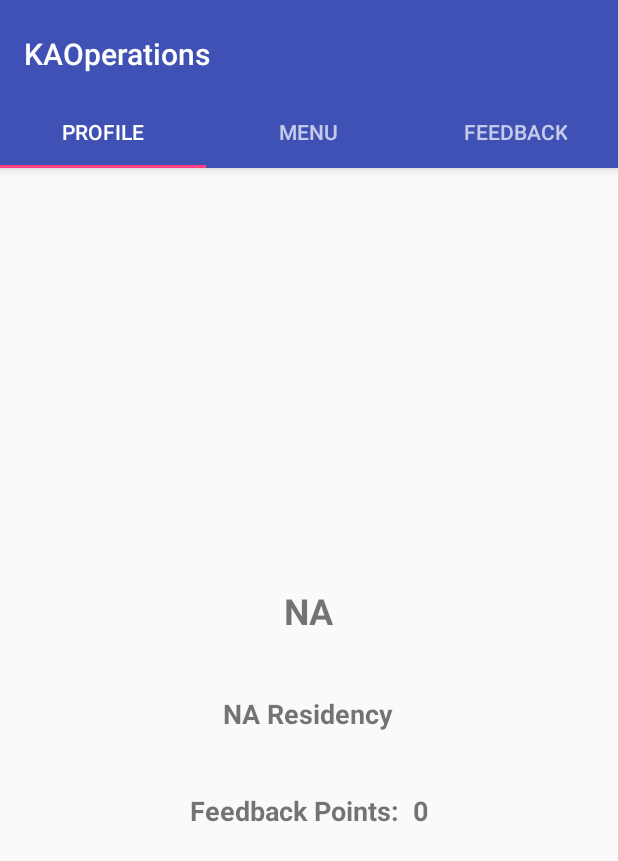
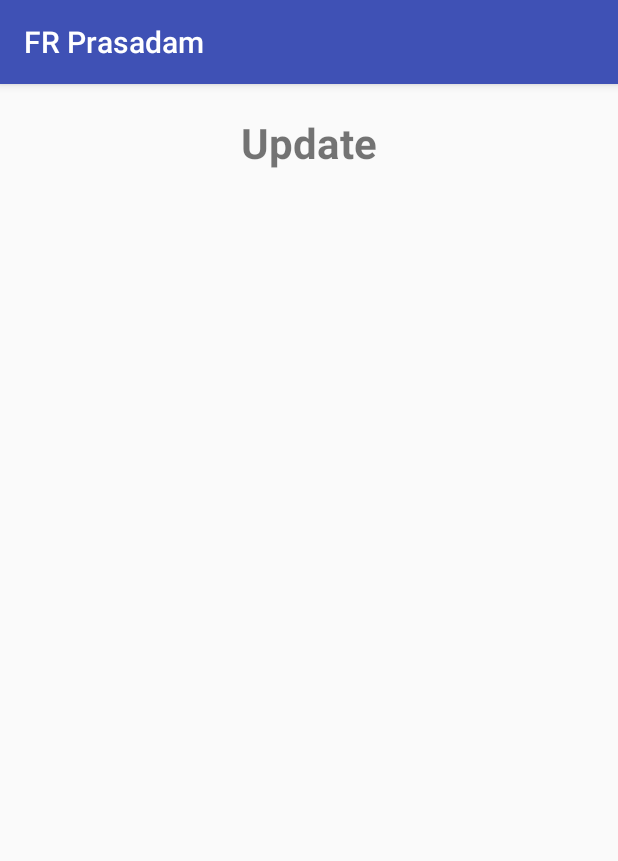
Before and after one commit to dilipkumarvignesh/KAOperations, an Android app: the screen it shows after launch (tabbedMain before the commit, DisplayNotificationActivity after it), on a phone screen of 412 x 824 dp. Shown: the top 861 px of the screen. Run offline under Robolectric (Android 15) with nearby library versions, the phone set to English and light mode, and no system bars; our stand-ins replace Firebase (no records; nobody signed in at launch, a user with empty details on screens opened directly); libraries missing offline, so code that uses them is left out: com.firebase.ui; 1 statement that could not run was skipped.

Commit message:
Notification updated

```diff
--- a/app/src/main/java/iskconbangalore/org/kaoperations/DisplayNotificationActivity.java
+++ b/app/src/main/java/iskconbangalore/org/kaoperations/DisplayNotificationActivity.java
@@ -1,7 +1,9 @@
 package iskconbangalore.org.kaoperations;
 
+import android.content.Intent;
+import android.os.Bundle;
 import android.support.v7.app.AppCompatActivity;
-import android.os.Bundle;
+import android.widget.TextView;
 
 public class DisplayNotificationActivity extends AppCompatActivity {
 
@@ -9,5 +11,18 @@ public class DisplayNotificationActivity extends AppCompatActivity {
     protected void onCreate(Bundle savedInstanceState) {
         super.onCreate(savedInstanceState);
         setContentView(R.layout.activity_display_notification);
+
+
+        Intent intent = getIntent();
+
+        String title = intent.getStringExtra("title");
+        String body = intent.getStringExtra("body");
+
+        TextView TVnotificationTitle = findViewById(R.id.notificationTitle);
+        TextView TVnotificationBody = findViewById(R.id.notificationBody);
+
+        TVnotificationTitle.setText(title);
+        TVnotificationBody.setText(body);
+
     }
 }
--- a/app/src/main/java/iskconbangalore/org/kaoperations/tabbedMain.java
+++ b/app/src/main/java/iskconbangalore/org/kaoperations/tabbedMain.java
@@ -45,9 +45,21 @@ public class tabbedMain extends AppCompatActivity {
         setContentView(R.layout.activity_tabbed_main);
         mAuth = FirebaseAuth.getInstance();
         root = FirebaseDatabase.getInstance().getReference();
-// ...
+
         Log.d("info","Inside Tabbed Main");
 
+        Intent i = getIntent();
+
+        if (i != null) {
+
+            String title = i.getStringExtra("title");
+            String body = i.getStringExtra("body");
+            Intent k = new Intent(getApplicationContext(), DisplayNotificationActivity.class);
+            k.putExtra("title", title);
+            k.putExtra("title", body);
+            startActivity(k);
+
+        }
         startActivityForResult(
                 AuthUI.getInstance()
                         .createSignInIntentBuilder()
--- a/app/src/main/res/layout/activity_display_notification.xml
+++ b/app/src/main/res/layout/activity_display_notification.xml
@@ -1,9 +1,37 @@
 <?xml version="1.0" encoding="utf-8"?>
-<android.support.constraint.ConstraintLayout xmlns:android="http://schemas.android.com/apk/res/android"
-    xmlns:app="http://schemas.android.com/apk/res-auto"
-    xmlns:tools="http://schemas.android.com/tools"
+<LinearLayout xmlns:android="http://schemas.android.com/apk/res/android"
     android:layout_width="match_parent"
     android:layout_height="match_parent"
-    tools:context=".DisplayNotificationActivity">
+    android:orientation="vertical" >
 
-</android.support.constraint.ConstraintLayout>
+    <TextView
+        android:layout_width="wrap_content"
+        android:layout_height="wrap_content"
+        android:text = "Update"
+        android:textSize="28dip"
+        android:textStyle="bold"
+        android:layout_marginTop="20dp"
+        android:layout_gravity="center_horizontal"/>
+
+
+    <TextView
+        android:layout_width="wrap_content"
+        android:layout_height="wrap_content"
+        android:id="@+id/notificationTitle"
+        android:textSize="20dip"
+        android:textStyle="bold"
+        android:layout_marginTop="20dp"
+        android:layout_gravity="center_horizontal"/>
+
+
+    <TextView
+        android:id="@+id/notificationBody"
+        android:layout_width="wrap_content"
+        android:layout_height="wrap_content"
+        android:textSize="15dip"
+        android:layout_marginTop="20dp"
+        android:layout_gravity="center_horizontal"/>
+
+
+
+</LinearLayout>
--- a/app/src/main/res/values/strings.xml
+++ b/app/src/main/res/values/strings.xml
@@ -1,5 +1,5 @@
 <resources>
-    <string name="app_name">KAOperations</string>
+    <string name="app_name">Krishnamrita Operations</string>
 
     <string-array name="Residencies">
         <item>Residency</item>
```
Also changed, not shown: app/src/main/AndroidManifest.xml (+7 -1 lines), app/src/main/java/iskconbangalore/org/kaoperations/FeedbackTab.java (+6 -1 lines), app/src/main/java/iskconbangalore/org/kaoperations/MyFirebaseMessagingService.java (+11 -6 lines).
